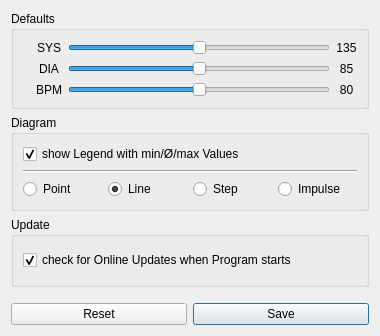
Old version of the form res/ui/setup.ui in the repository LazyT/obpm.
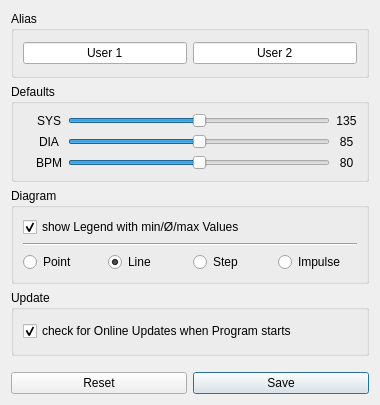
New version of the form. Icons and pictures are not drawn.

Commit message: speedup sql export, add user alias

What changed in the file:
```diff
--- a/res/ui/setup.ui
+++ b/res/ui/setup.ui
@@ -7,7 +7,7 @@
     <x>0</x>
     <y>0</y>
     <width>380</width>
-    <height>336</height>
+    <height>405</height>
    </rect>
   </property>
   <property name="windowTitle">
@@ -21,6 +21,41 @@
    <bool>true</bool>
   </property>
   <layout class="QVBoxLayout" name="verticalLayout">
+   <item>
+    <widget class="QGroupBox" name="groupBox_3">
+     <property name="title">
+      <string>Alias</string>
+     </property>
+     <layout class="QHBoxLayout" name="horizontalLayout_4">
+      <item>
+       <widget class="QLineEdit" name="lineEdit_user1">
+        <property name="toolTip">
+         <string>enter name for user 1</string>
+        </property>
+        <property name="text">
+         <string>User 1</string>
+        </property>
+        <property name="alignment">
+         <set>Qt::AlignCenter</set>
+        </property>
+       </widget>
+      </item>
+      <item>
+       <widget class="QLineEdit" name="lineEdit_user2">
+        <property name="toolTip">
+         <string>enter name for user 2</string>
+        </property>
+        <property name="text">
+         <string>User 2</string>
+        </property>
+        <property name="alignment">
+         <set>Qt::AlignCenter</set>
+        </property>
+       </widget>
+      </item>
+     </layout>
+    </widget>
+   </item>
    <item>
     <widget class="QGroupBox" name="groupBox_1">
      <property name="title">
```
The commit also changes 5 other files.
